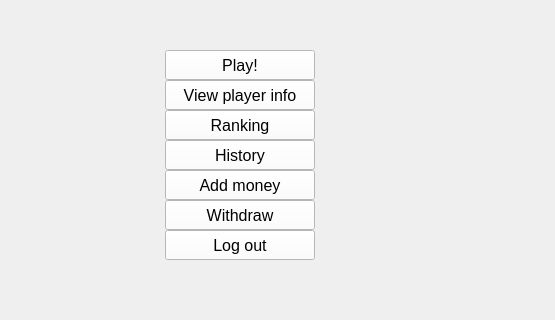
This is blackjack-client/ui/home.ui in lehoangtran289/Blackjack as Qt 5 draws it before an edit; both pictures show x 85 to 640 and y 160 to 480 of the 640 by 480 pixel window. The edited form follows.
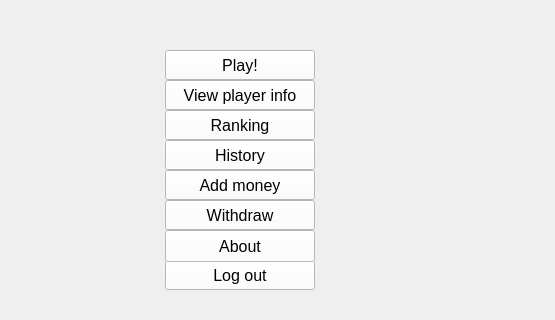
This is the edited form. Icons and pictures are not drawn.

Commit message: add about page

What changed in the file:
```diff
--- a/blackjack-client/ui/home.ui
+++ b/blackjack-client/ui/home.ui
@@ -44,7 +44,7 @@
    <property name="geometry">
     <rect>
      <x>250</x>
-     <y>390</y>
+     <y>420</y>
      <width>150</width>
      <height>30</height>
     </rect>
@@ -255,6 +255,31 @@
     <string/>
    </property>
   </widget>
+  <widget class="QPushButton" name="about_button">
+   <property name="geometry">
+    <rect>
+     <x>250</x>
+     <y>390</y>
+     <width>150</width>
+     <height>32</height>
+    </rect>
+   </property>
+   <property name="font">
+    <font>
+     <family>Arial</family>
+     <pointsize>12</pointsize>
+    </font>
+   </property>
+   <property name="styleSheet">
+    <string notr="true">color: rgb(0, 0, 0);
+background-color: rgb(255, 255, 255);
+border-color: rgb(255, 255, 255);
+</string>
+   </property>
+   <property name="text">
+    <string>About</string>
+   </property>
+  </widget>
   <zorder>background_label</zorder>
   <zorder>play_button</zorder>
   <zorder>logout_button</zorder>
@@ -265,6 +290,7 @@
   <zorder>balance_label</zorder>
   <zorder>withdraw_button</zorder>
   <zorder>history_button</zorder>
+  <zorder>about_button</zorder>
  </widget>
  <resources/>
  <connections/>
```
The commit also changes 5 other files.
